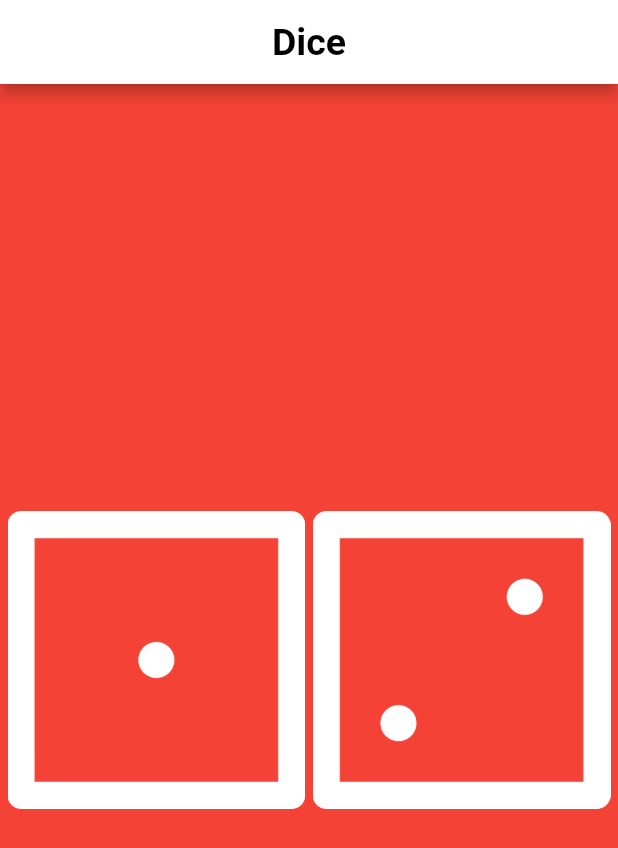
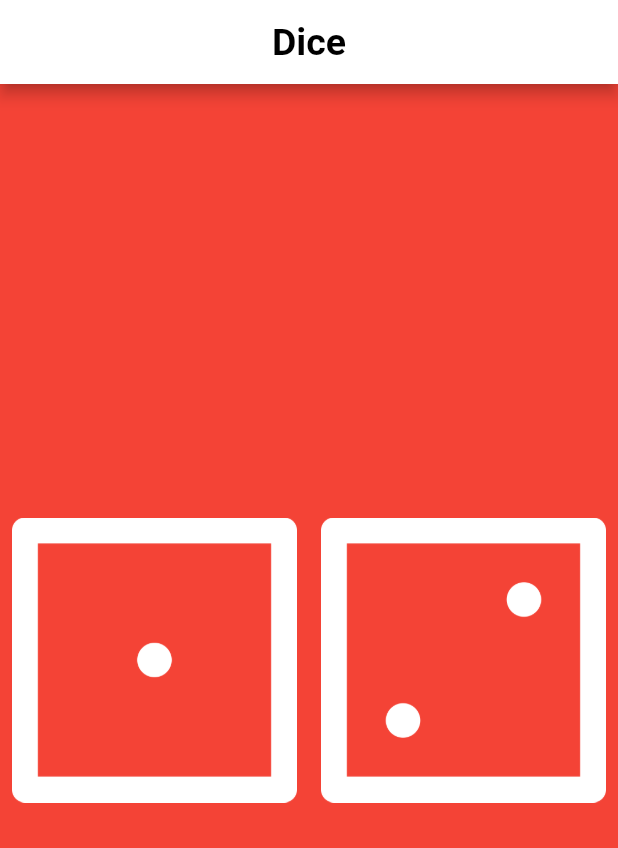
Before and after one commit to gwabstech/my_dice, a Flutter app: the screen it shows after launch, on a phone screen of 412 x 824 dp. Shown: the top 848 px of the screen. Run offline on Flutter 3.47's test engine with Material 2 defaults, Android fonts, the phone set to English and light mode, and no system bars.

Commit message:
buttons added

```diff
--- a/lib/main.dart
+++ b/lib/main.dart
@@ -30,25 +30,27 @@ class DicePage extends StatelessWidget {
     return Center(
       child: Row(
         mainAxisAlignment: MainAxisAlignment.center,
-        children: const <Widget>[
-          SizedBox(
-            width: 5,
-          ),
+        children:  <Widget>[
           Expanded(
-            child: Image(
+            child: TextButton(
+              onPressed: () {
+                print("am clicked");
+              },
+              child: const Image(
                 image: AssetImage("images/dice1.png"),
               ),
             ),
-          SizedBox(
-            width: 5,
           ),
           Expanded(
-            child: Image(
+
+            child: TextButton(
+              onPressed: (){
+                print("AM clicked again but second btn");
+              } ,
+              child: const Image(
                 image: AssetImage("images/dice2.png"),
               ),
             ),
-          SizedBox(
-            width: 5,
           ),
         ],
       ),
```
Lines whose indentation alone changed are shown as unchanged.
